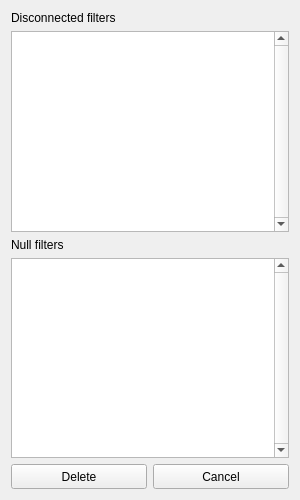
JsnMertens/maya-lightToolkit, file src/resources/ui/jmLightToolkitUI_unusedFiltersList.ui: the form before one commit.
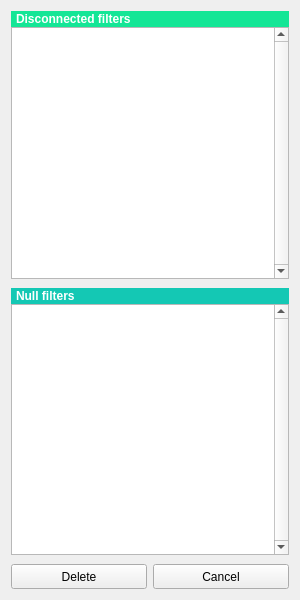
The form after the commit.

Commit message: Workspace Control full implemented

```diff
--- a/src/resources/ui/jmLightToolkitUI_unusedFiltersList.ui
+++ b/src/resources/ui/jmLightToolkitUI_unusedFiltersList.ui
@@ -7,17 +7,49 @@
     <x>0</x>
     <y>0</y>
     <width>300</width>
-    <height>500</height>
+    <height>600</height>
    </rect>
   </property>
   <property name="windowTitle">
    <string>Form</string>
   </property>
   <layout class="QVBoxLayout" name="verticalLayout">
+   <property name="spacing">
+    <number>9</number>
+   </property>
+   <item>
+    <layout class="QVBoxLayout" name="verticalLayout_2">
+     <property name="spacing">
+      <number>0</number>
+     </property>
    <item>
     <widget class="QLabel" name="label_disconnectedFilters">
+       <property name="sizePolicy">
+        <sizepolicy hsizetype="Preferred" vsizetype="Fixed">
+         <horstretch>0</horstretch>
+         <verstretch>0</verstretch>
+        </sizepolicy>
+       </property>
+       <property name="minimumSize">
+        <size>
+         <width>0</width>
+         <height>16</height>
+        </size>
+       </property>
+       <property name="font">
+        <font>
+         <weight>75</weight>
+         <bold>true</bold>
+        </font>
+       </property>
+       <property name="styleSheet">
+        <string notr="true">background:rgb(20,230,150);</string>
+       </property>
      <property name="text">
-      <string>Disconnected filters</string>
+        <string>&lt;html&gt;&lt;head/&gt;&lt;body&gt;&lt;p&gt;&lt;span style=&quot; color:#ffffff;&quot;&gt;Disconnected filters&lt;/span&gt;&lt;/p&gt;&lt;/body&gt;&lt;/html&gt;</string>
+       </property>
+       <property name="indent">
+        <number>5</number>
      </property>
     </widget>
    </item>
@@ -40,10 +72,47 @@
      </property>
     </widget>
    </item>
+    </layout>
+   </item>
+   <item>
+    <layout class="QVBoxLayout" name="verticalLayout_3">
+     <property name="spacing">
+      <number>0</number>
+     </property>
    <item>
     <widget class="QLabel" name="label_nullFilters">
+       <property name="sizePolicy">
+        <sizepolicy hsizetype="Preferred" vsizetype="Fixed">
+         <horstretch>0</horstretch>
+         <verstretch>0</verstretch>
+        </sizepolicy>
+       </property>
+       <property name="minimumSize">
+        <size>
+         <width>0</width>
+         <height>16</height>
+        </size>
+       </property>
+       <property name="font">
+        <font>
+         <weight>75</weight>
+         <bold>true</bold>
+        </font>
+       </property>
+       <property name="styleSheet">
+        <string notr="true">background:rgb(20,200,180);</string>
+       </property>
      <property name="text">
-      <string>Null filters</string>
+        <string>&lt;html&gt;&lt;head/&gt;&lt;body&gt;&lt;p&gt;&lt;span style=&quot; color:#ffffff;&quot;&gt;Null filters&lt;/span&gt;&lt;/p&gt;&lt;/body&gt;&lt;/html&gt;</string>
+       </property>
+       <property name="margin">
+        <number>0</number>
+       </property>
+       <property name="indent">
+        <number>5</number>
+       </property>
+       <property name="buddy">
+        <cstring></cstring>
      </property>
     </widget>
    </item>
@@ -66,8 +135,13 @@
      </property>
     </widget>
    </item>
+    </layout>
+   </item>
    <item>
     <layout class="QHBoxLayout" name="horizontalLayout">
+     <property name="spacing">
+      <number>6</number>
+     </property>
      <item>
       <widget class="QPushButton" name="pushButton_delete">
        <property name="minimumSize">
```
Lines whose indentation alone changed are shown as unchanged. The commit also changes 2 other files.
